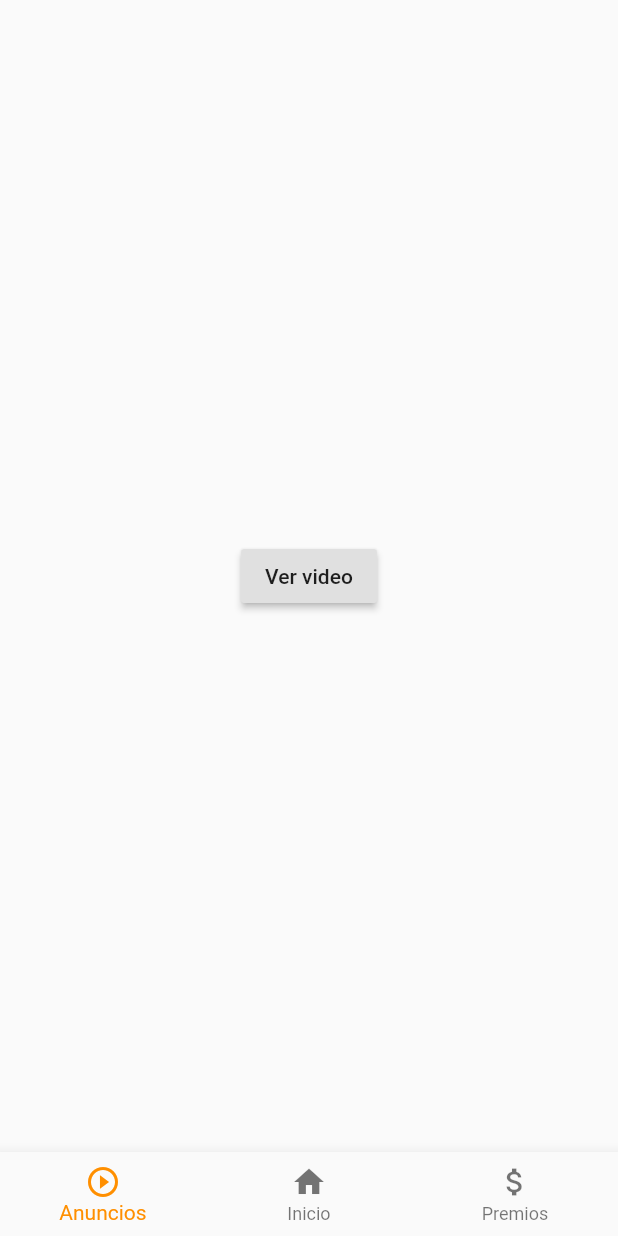
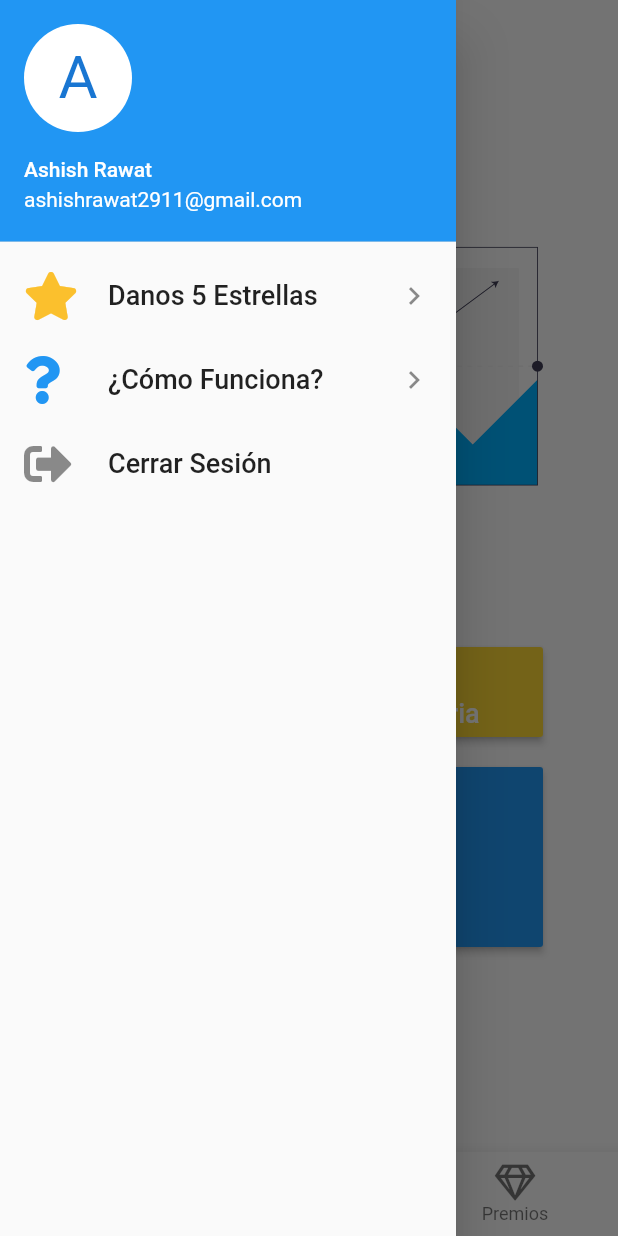
Before and after one commit to ErickLlerenas/diamonds-for-ff, a Flutter app: the screen it shows after launch, with the side drawer open (before the commit the screen has no drawer), on a phone screen of 412 x 824 dp. Run offline on Flutter 3.47's test engine with Material 2 defaults, Android fonts, the phone set to English and light mode, and no system bars; our stand-ins replace flutter_svg, font_awesome_flutter; missing offline and left inert: applovin.

Commit message:
First Commit

```diff
--- a/lib/main.dart
+++ b/lib/main.dart
@@ -1,9 +1,18 @@
 import 'package:diamonds_for_ff/screens/ads_screen.dart';
 import 'package:diamonds_for_ff/screens/awards_screen.dart';
 import 'package:diamonds_for_ff/screens/home_screen.dart';
+import 'package:diamonds_for_ff/widgets/custom_drawer.dart';
 import 'package:flutter/material.dart';
+import 'package:flutter/services.dart';
+import 'package:font_awesome_flutter/font_awesome_flutter.dart';
 
-void main() => runApp(MyApp());
+void main() {
+  SystemChrome.setSystemUIOverlayStyle(SystemUiOverlayStyle(
+    systemNavigationBarColor: Colors.grey[50], // navigation bar color
+    statusBarColor: Colors.blue, // status bar color
+  ));
+  return runApp(MyApp());
+}
 
 class MyApp extends StatefulWidget {
   @override
@@ -30,24 +39,25 @@ class _MyAppState extends State<MyApp> {
     return MaterialApp(
         debugShowCheckedModeBanner: false,
         home: Scaffold(
+            drawer: CustomDrawer(),
             body: _widgetOptions.elementAt(_selectedIndex),
             bottomNavigationBar: BottomNavigationBar(
               items: <BottomNavigationBarItem>[
                 BottomNavigationBarItem(
-                  icon: Icon(Icons.play_circle_outline),
-                  title: Text('Anuncios'),
+                  icon: FaIcon(FontAwesomeIcons.ad),
+                  title: Text('Ganar'),
                 ),
                 BottomNavigationBarItem(
-                  icon: Icon(Icons.home),
-                  title: Text('Inicio'),
+                  icon: FaIcon(FontAwesomeIcons.coins),
+                  title: Text('Puntos'),
                 ),
                 BottomNavigationBarItem(
-                  icon: Icon(Icons.attach_money),
+                  icon: FaIcon(FontAwesomeIcons.gem),
                   title: Text('Premios'),
                 ),
               ],
               currentIndex: _selectedIndex,
-              selectedItemColor: Colors.amber[800],
+              selectedItemColor: Colors.blue,
               onTap: _onItemTapped,
             )));
   }
--- a/lib/screens/ads_screen.dart
+++ b/lib/screens/ads_screen.dart
@@ -1,5 +1,6 @@
 import 'package:flutter/material.dart';
 import 'package:applovin/applovin.dart';
+import 'package:flutter_svg/flutter_svg.dart';
 
 class AdsScreen extends StatefulWidget {
   @override
@@ -23,13 +24,66 @@ class _AdsScreenState extends State<AdsScreen> {
   @override
   Widget build(BuildContext context) {
     return Scaffold(
-      body:  Center(
-          child: RaisedButton(
-        onPressed: () => AppLovin.requestInterstitial(
-            (AppLovinAdListener event) => listener(event, true),
-            interstitial: true),
-        child: Text('Ver video'),
-      )),
+      body: Container(
+          margin: EdgeInsets.all(50),
+          child: Column(
+            mainAxisAlignment: MainAxisAlignment.center,
+            children: <Widget>[
+              Container(
+                  height: MediaQuery.of(context).size.height / 3,
+                  child: SvgPicture.asset('assets/invest.svg')),
+              SizedBox(
+                height: 20,
+              ),
+              ButtonTheme(
+                minWidth: double.infinity,
+                height: 60,
+                child: RaisedButton(
+                  textColor: Colors.white,
+                  color: Colors.yellow[600],
+                  onPressed: () {},
+                  child: Column(
+                    children: <Widget>[
+                      Text(
+                        '+25',
+                        style: TextStyle(fontSize: 24),
+                      ),
+                      Text(
+                        'Recoger Recompensa Diaria',
+                        style: TextStyle(fontSize: 18),
+                      ),
+                    ],
+                  ),
+                ),
+              ),
+              SizedBox(
+                height: 20,
+              ),
+              ButtonTheme(
+                minWidth: double.infinity,
+                height: 120,
+                child: RaisedButton(
+                  color: Colors.blue,
+                  textColor: Colors.white,
+                  onPressed: () => AppLovin.requestInterstitial(
+                      (AppLovinAdListener event) => listener(event, true),
+                      interstitial: true),
+                  child: Column(
+                    children: <Widget>[
+                      Text(
+                        '+10',
+                        style: TextStyle(fontSize: 38),
+                      ),
+                      Text(
+                        'Ganar Puntos',
+                        style: TextStyle(fontSize: 18),
+                      ),
+                    ],
+                  ),
+                ),
+              ),
+            ],
+          )),
     );
   }
 }
--- /dev/null
+++ b/lib/screens/how_it_works.dart
@@ -0,0 +1,30 @@
+import 'package:flutter/material.dart';
+import 'package:flutter_svg/flutter_svg.dart';
+
+class HowItWorks extends StatelessWidget {
+  @override
+  Widget build(BuildContext context) {
+    return Scaffold(
+      appBar: AppBar(
+        title: Text('¿Cómo Funciona?'),
+      ),
+      body: SingleChildScrollView(
+        child: Container(
+          margin: EdgeInsets.only(left: 40, right: 40, top: 20),
+          child: Column(
+            children: <Widget>[
+              Container(
+                  height: MediaQuery.of(context).size.height / 3,
+                  child: SvgPicture.asset('assets/question.svg')),
+              Text(
+                'Lorem ipsum dolor sit amet, consectetur adipiscing elit. Vivamus non auctor tortor, vel molestie neque. Quisque a tellus sed dolor laoreet ultrices. Aliquam erat volutpat. Vestibulum ante ipsum primis in faucibus orci luctus et ultrices posuere cubilia curae; Fusce vel diam gravida augue pharetra ultrices. Quisque tincidunt neque nec fermentum iaculis. Vivamus euismod efficitur diam. Sed sed massa ultrices, porttitor enim a, commodo odio. Maecenas placerat est turpis, a volutpat mi faucibus sed. Pellentesque faucibus, nibh a lacinia accumsan, nibh arcu pretium magna, in dignissim magna nulla pharetra neque. Nullam augue arcu, lobortis nec vehicula vestibulum, fringilla ut eros. In ut lectus arcu. Mauris ac nisl id tortor aliquam ullamcorper. Vivamus quis ultrices erat. Mauris eleifend tristique metus, non accumsan eros efficitur ut. Etiam pellentesque tincidunt posuere.',
+                textAlign: TextAlign.justify,
+                style: TextStyle(fontSize: 18, color: Colors.grey[700]),
+              )
+            ],
+          ),
+        ),
+      ),
+    );
+  }
+}
--- /dev/null
+++ b/lib/widgets/custom_drawer.dart
@@ -0,0 +1,86 @@
+import 'package:diamonds_for_ff/screens/how_it_works.dart';
+import 'package:flutter/material.dart';
+import 'package:font_awesome_flutter/font_awesome_flutter.dart';
+
+class CustomDrawer extends StatelessWidget {
+  @override
+  Widget build(BuildContext context) {
+    return Drawer(
+      // Add a ListView to the drawer. This ensures the user can scroll
+      // through the options in the drawer if there isn't enough vertical
+      // space to fit everything.
+      child: ListView(
+        // Important: Remove any padding from the ListView.
+        padding: EdgeInsets.zero,
+        children: <Widget>[
+          UserAccountsDrawerHeader(
+            accountName: Text("Ashish Rawat"),
+            accountEmail: Text("ashishrawat2911@gmail.com"),
+            currentAccountPicture: CircleAvatar(
+              backgroundColor: Theme.of(context).platform == TargetPlatform.iOS
+                  ? Colors.blue
+                  : Colors.white,
+              child: Text(
+                "A",
+                style: TextStyle(fontSize: 40.0),
+              ),
+            ),
+          ),
+          ListTile(
+            leading: FaIcon(
+              FontAwesomeIcons.solidStar,
+              color: Colors.yellow[700],
+              size: 32,
+            ),
+            trailing: Icon(Icons.navigate_next),
+            title: Text(
+              'Danos 5 Estrellas',
+              style: TextStyle(fontSize: 18),
+            ),
+            onTap: () {
+              // Update the state of the app
+              // ...
+              // Then close the drawer
+              Navigator.pop(context);
+            },
+          ),
+          ListTile(
+            leading: FaIcon(
+              FontAwesomeIcons.question,
+              color: Colors.blue,
+              size: 32,
+            ),
+            trailing: Icon(Icons.navigate_next),
+            title: Text(
+              '¿Cómo Funciona?',
+              style: TextStyle(fontSize: 18),
+            ),
+            onTap: () {
+              Navigator.pop(context);
+              Navigator.push(
+                context,
+                MaterialPageRoute(builder: (context) => HowItWorks()),
+              );
+            },
+          ),
+          ListTile(
+            leading: FaIcon(
+              FontAwesomeIcons.signOutAlt,
+              size: 32,
+            ),
+            title: Text(
+              'Cerrar Sesión',
+              style: TextStyle(fontSize: 18),
+            ),
+            onTap: () {
+              // Update the state of the app
+              // ...
+              // Then close the drawer
+              Navigator.pop(context);
+            },
+          ),
+        ],
+      ),
+    );
+  }
+}
```
Also changed, not shown: pubspec.yaml (+5 -3 lines), assets/invest.svg (added), assets/question.svg (added), pubspec.lock.
